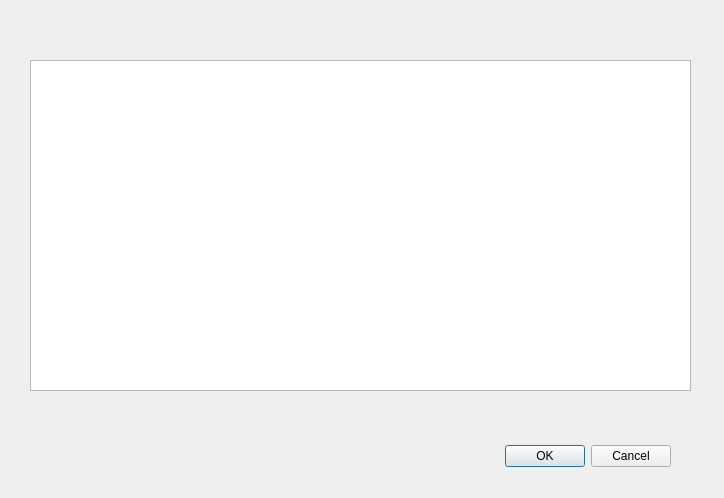
Above: displayText.ui from hallamlab/MetaPathwaysGUI before the change. Below: the same form after it.
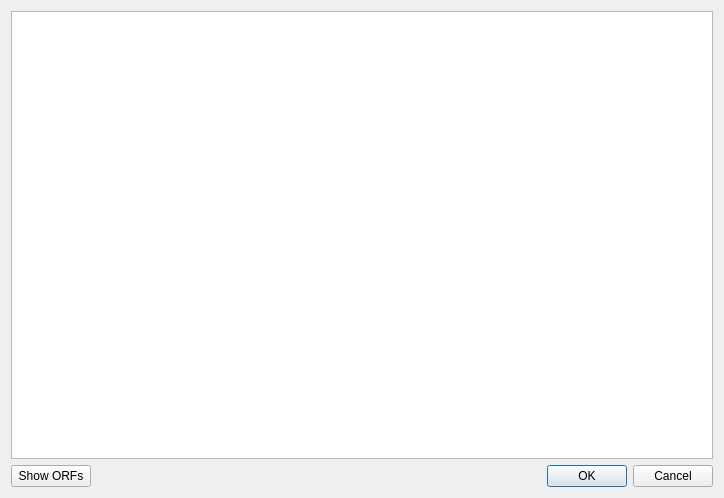
That is the form after the change.

```diff
--- a/displayText.ui
+++ b/displayText.ui
@@ -13,15 +13,19 @@
   <property name="windowTitle">
    <string>Dialog</string>
   </property>
+  <layout class="QGridLayout" name="gridLayout">
+   <item row="0" column="0" colspan="2">
+    <widget class="QPlainTextEdit" name="plainTextEdit"/>
+   </item>
+   <item row="1" column="0">
+    <widget class="QPushButton" name="orfMap">
+     <property name="text">
+      <string>Show ORFs</string>
+     </property>
+    </widget>
+   </item>
+   <item row="1" column="1">
   <widget class="QDialogButtonBox" name="buttonBox">
-   <property name="geometry">
-    <rect>
-     <x>330</x>
-     <y>440</y>
-     <width>341</width>
-     <height>32</height>
-    </rect>
-   </property>
    <property name="orientation">
     <enum>Qt::Horizontal</enum>
    </property>
@@ -29,16 +33,8 @@
     <set>QDialogButtonBox::Cancel|QDialogButtonBox::Ok</set>
    </property>
   </widget>
-  <widget class="QPlainTextEdit" name="plainTextEdit">
-   <property name="geometry">
-    <rect>
-     <x>30</x>
-     <y>60</y>
-     <width>661</width>
-     <height>331</height>
-    </rect>
-   </property>
-  </widget>
+   </item>
+  </layout>
  </widget>
  <resources/>
  <connections>
```
Left out of the diff: 8 changed lines with no effect on the pictures. Lines whose indentation alone changed are shown as unchanged.
